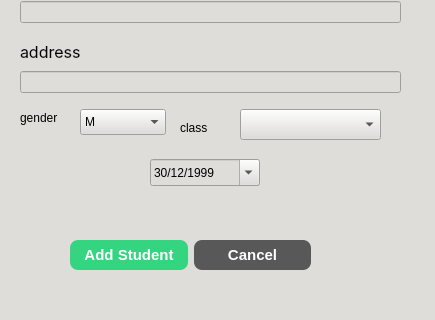
This is School_System/ui/AddStudentDialog.ui in KasperJack/School-Management-System as Qt 5 draws it before an edit; both pictures show x 0 to 435 and y 241 to 561 of the 435 by 561 pixel window. The edited form follows.
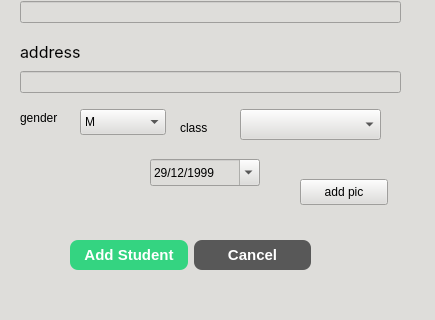
This is the edited form.

What changed in the file:
```diff
--- a/School_System/ui/AddStudentDialog.ui
+++ b/School_System/ui/AddStudentDialog.ui
@@ -290,7 +290,7 @@
      <second>0</second>
      <year>1999</year>
      <month>12</month>
-     <day>30</day>
+     <day>29</day>
     </datetime>
    </property>
    <property name="displayFormat">
@@ -328,6 +328,19 @@
     </item>
    </layout>
   </widget>
+  <widget class="QPushButton" name="add_pic">
+   <property name="geometry">
+    <rect>
+     <x>300</x>
+     <y>420</y>
+     <width>88</width>
+     <height>26</height>
+    </rect>
+   </property>
+   <property name="text">
+    <string>add pic</string>
+   </property>
+  </widget>
  </widget>
  <resources/>
  <connections/>
```
